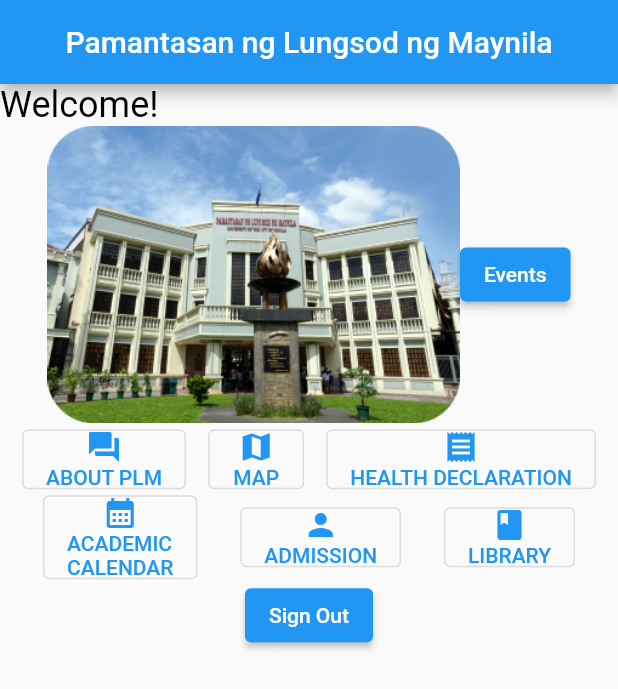
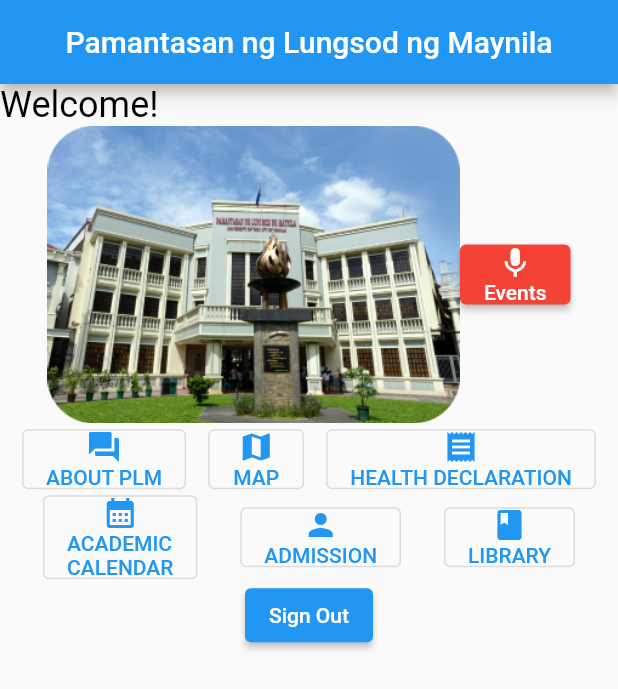
Before and after one commit to kya-nicoh/PLMAPP-authlogin, a Flutter app: the HomePage screen opened directly, on a phone screen of 412 x 824 dp. Shown: the top 689 px of the screen. Run offline on Flutter 3.47's test engine with Material 2 defaults, Android fonts, the phone set to English and light mode, and no system bars; our stand-ins replace firebase_auth, firebase_core, webview_flutter; accounts and stored records are empty.

Commit message:
Change color and added icon for Events

```diff
--- a/lib/pages/home_page.dart
+++ b/lib/pages/home_page.dart
@@ -62,10 +62,18 @@ class HomePage extends StatelessWidget {
                   children: [
                     // DATE,
                     ElevatedButton(
-                      child: const Text('Events'),
+                      style: ElevatedButton.styleFrom(
+                        backgroundColor: Colors.red,
+                      ),
                       onPressed: () {
                         debugPrint('Outlined Button');
                       },
+                      child: Column(
+                        children: const [
+                          Icon(Icons.mic),
+                          Text('Events'),
+                        ],
+                      ),
                     ),
                   ],
                 ),
```
